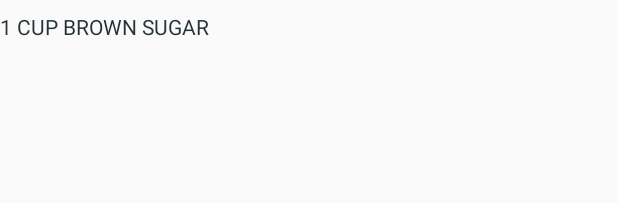
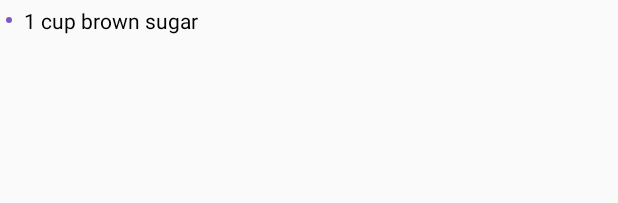
Before and after one commit to Rafaellg/android-baking, an Android app: the layout ingredient_list_content.xml on its own in the app's theme, with its tools: preview values and no code run, on a phone screen of 412 x 824 dp. Shown: the top 203 px of the screen. Run offline under Robolectric (Android 15) with nearby library versions, the phone set to English and light mode, and no system bars.

Commit message:
Updated ingredient list item and step detail layout; Removed exoplayers HUD controls;

```diff
--- a/app/src/main/java/com/rafaelguimas/bakingapp/adapter/IngredientsListAdapter.java
+++ b/app/src/main/java/com/rafaelguimas/bakingapp/adapter/IngredientsListAdapter.java
@@ -9,6 +9,7 @@ import android.widget.TextView;
 import com.rafaelguimas.bakingapp.R;
 import com.rafaelguimas.bakingapp.models.Ingredient;
 
+import java.text.DecimalFormat;
 import java.util.List;
 
 import butterknife.BindView;
@@ -36,8 +37,8 @@ public class IngredientsListAdapter extends RecyclerView.Adapter<IngredientsList
     public void onBindViewHolder(ViewHolder holder, int position) {
         Ingredient ingredient = mValues.get(position);
 
-        String ingredientText = holder.itemView.getContext().getString(R.string.label_ingredient_name_param, String.valueOf(ingredient.getQuantity()), ingredient.getMeasure(), ingredient.getIngredient());
-        holder.tvIngredient.setText(ingredientText);
+        DecimalFormat decimalFormat = new DecimalFormat("#.#");
+        holder.tvIngredient.setText(String.valueOf(decimalFormat.format(ingredient.getQuantity())) + " " + ingredient.getMeasure() + " " + ingredient.getIngredient());
     }
 
     @Override
--- a/app/src/main/res/layout/ingredient_list_content.xml
+++ b/app/src/main/res/layout/ingredient_list_content.xml
@@ -1,21 +1,22 @@
 <?xml version="1.0" encoding="utf-8"?>
-<android.support.constraint.ConstraintLayout xmlns:android="http://schemas.android.com/apk/res/android"
-    xmlns:app="http://schemas.android.com/apk/res-auto"
+<LinearLayout xmlns:android="http://schemas.android.com/apk/res/android"
     xmlns:tools="http://schemas.android.com/tools"
     android:layout_width="match_parent"
     android:layout_height="wrap_content"
-    android:paddingBottom="8dp"
-    android:paddingTop="8dp">
+    android:padding="4dp"
+    android:gravity="center">
+
+    <ImageView
+        android:layout_width="4dp"
+        android:layout_height="4dp"
+        android:layout_marginRight="8dp"
+        android:src="@drawable/bg_circle_accent" />
 
     <TextView
         android:id="@+id/tv_ingredient"
-        android:layout_width="0dp"
+        android:layout_width="match_parent"
         android:layout_height="wrap_content"
-        android:textAllCaps="true"
-        android:textColor="@color/colorTextPrimary"
-        app:layout_constraintLeft_toLeftOf="parent"
-        app:layout_constraintRight_toRightOf="parent"
-        app:layout_constraintTop_toTopOf="parent"
+        android:textColor="@android:color/primary_text_light"
         tools:text="1 cup brown sugar" />
 
-</android.support.constraint.ConstraintLayout>
+</LinearLayout>
--- a/app/src/main/res/values/strings.xml
+++ b/app/src/main/res/values/strings.xml
@@ -3,7 +3,6 @@
     <string name="title_recipe_detail">Recipe Detail</string>
     <string name="label_ingredients">Ingredients</string>
     <string name="label_steps">Steps</string>
-    <string name="label_ingredient_name_param">%1$s %2$s %3$s</string>
     <string name="label_description">Description</string>
     <string name="label_next_step">Next Step</string>
     <string name="label_previously_step">Previously Step</string>
```
Also changed, not shown: app/src/main/java/com/rafaelguimas/bakingapp/activity/RecipeDetailActivity.java (+5 -11 lines), app/src/main/java/com/rafaelguimas/bakingapp/activity/RecipeListActivity.java (+10 -4 lines), app/src/main/java/com/rafaelguimas/bakingapp/fragment/RecipeDetailFragment.java (+8 -0 lines), app/src/main/java/com/rafaelguimas/bakingapp/fragment/StepDetailFragment.java (+4 -3 lines), app/src/main/java/com/rafaelguimas/bakingapp/network/RecipePresenter.java (+4 -4 lines), app/src/main/res/layout/activity_recipe_detail.xml (+18 -17 lines), app/src/main/res/layout/fragment_step_detail.xml (+35 -25 lines).
